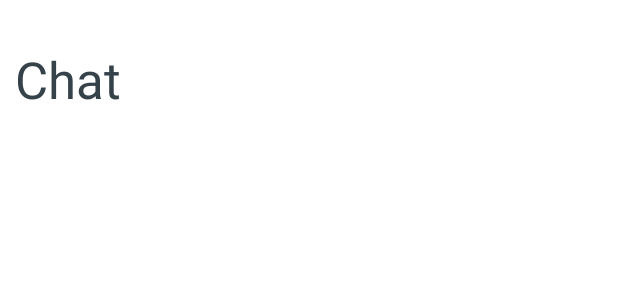
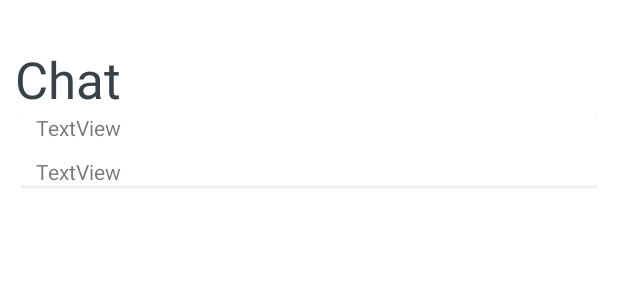
Before and after one commit to IntroCompuMovil202230/Agrari, an Android app: the layout fragment_chat.xml on its own in the app's theme, with its tools: preview values and no code run, on a phone screen of 412 x 824 dp. Shown: the top 300 px of the screen. Run offline under Robolectric (Android 15) with nearby library versions, the phone set to English and light mode, and no system bars; Roboto replaces fonts that are not available here.

Commit message:
Se agregan partes del chat

```diff
--- a/app/src/main/java/com/example/agrari/Model/Chat.kt
+++ b/app/src/main/java/com/example/agrari/Model/Chat.kt
@@ -2,6 +2,6 @@ package com.example.agrari.Model
 
 data class Chat(
     var id: String = "",
-    var name: String = "",
-    var users: List<String> = emptyList()
+    var user: String = "",
+    var description: String = ""
 )
--- a/app/src/main/res/layout/fragment_chat.xml
+++ b/app/src/main/res/layout/fragment_chat.xml
@@ -25,21 +25,14 @@
             app:layout_constraintStart_toStartOf="parent"
             app:layout_constraintTop_toTopOf="parent" />
 
-
-        <LinearLayout
-            android:layout_width="0dp"
-            android:layout_height="match_parent"
-            android:layout_marginTop="90dp"
-            android:orientation="vertical"
+        <androidx.recyclerview.widget.RecyclerView
+            android:id="@+id/listChatsRecyclerView"
+            android:layout_width="384dp"
+            android:layout_height="521dp"
             app:layout_constraintEnd_toEndOf="parent"
             app:layout_constraintStart_toStartOf="parent"
-            app:layout_constraintTop_toBottomOf="@+id/chatTitle">
-
-            <ListView
-                android:id="@+id/lista"
-                android:layout_width="match_parent"
-                android:layout_height="match_parent" />
-        </LinearLayout>
+            app:layout_constraintTop_toBottomOf="@+id/chatTitle"
+            tools:listitem="@layout/item_chat" />
 
 
     </androidx.constraintlayout.widget.ConstraintLayout>
--- /dev/null
+++ b/app/src/main/res/layout/item_chat.xml
@@ -0,0 +1,46 @@
+<?xml version="1.0" encoding="utf-8"?>
+<androidx.constraintlayout.widget.ConstraintLayout xmlns:android="http://schemas.android.com/apk/res/android"
+    xmlns:app="http://schemas.android.com/apk/res-auto"
+    xmlns:tools="http://schemas.android.com/tools"
+    android:layout_width="match_parent"
+    android:layout_height="match_parent">
+
+    <androidx.cardview.widget.CardView
+        android:id="@+id/cardView"
+        android:layout_width="match_parent"
+        android:layout_height="wrap_content"
+        app:layout_constraintEnd_toEndOf="parent"
+        app:layout_constraintStart_toStartOf="parent"
+        app:layout_constraintTop_toTopOf="parent">
+
+        <androidx.constraintlayout.widget.ConstraintLayout
+            android:layout_width="match_parent"
+            android:layout_height="match_parent">
+
+            <TextView
+                android:id="@+id/userText"
+                android:layout_width="match_parent"
+                android:layout_height="wrap_content"
+                android:layout_marginStart="10dp"
+                android:layout_marginEnd="10dp"
+                android:text="TextView"
+                app:layout_constraintEnd_toEndOf="parent"
+                app:layout_constraintStart_toStartOf="parent"
+                app:layout_constraintTop_toTopOf="parent" />
+
+            <TextView
+                android:id="@+id/descriptionText"
+                android:layout_width="match_parent"
+                android:layout_height="wrap_content"
+                android:layout_marginStart="10dp"
+                android:layout_marginTop="10dp"
+                android:layout_marginEnd="10dp"
+                android:text="TextView"
+                app:layout_constraintEnd_toEndOf="parent"
+                app:layout_constraintStart_toStartOf="parent"
+                app:layout_constraintTop_toBottomOf="@+id/userText" />
+
+        </androidx.constraintlayout.widget.ConstraintLayout>
+    </androidx.cardview.widget.CardView>
+
+</androidx.constraintlayout.widget.ConstraintLayout>
```
Also changed, not shown: app/src/main/java/com/example/agrari/ChatAdapter.kt (added, +43 -0 lines), app/src/main/java/com/example/agrari/VerPublicacionActivity.kt (+32 -6 lines), app/src/main/java/com/example/agrari/fragments/ChatFragment.kt (+46 -12 lines).
